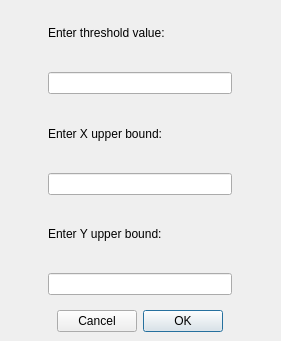
The window that settings.ui (WTFTrick/TestMutomo) describes before a commit, drawn with Qt 5.
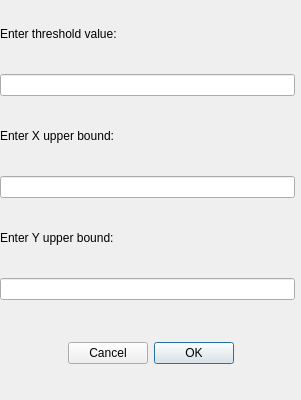
The same window after the commit.

```diff
--- a/settings.ui
+++ b/settings.ui
@@ -6,26 +6,26 @@
    <rect>
     <x>0</x>
     <y>0</y>
-    <width>281</width>
-    <height>341</height>
+    <width>301</width>
+    <height>400</height>
    </rect>
   </property>
   <property name="sizePolicy">
    <sizepolicy hsizetype="Fixed" vsizetype="Fixed">
-    <horstretch>0</horstretch>
+    <horstretch>34</horstretch>
     <verstretch>0</verstretch>
    </sizepolicy>
   </property>
   <property name="minimumSize">
    <size>
-    <width>261</width>
-    <height>220</height>
+    <width>301</width>
+    <height>400</height>
    </size>
   </property>
   <property name="maximumSize">
    <size>
-    <width>700</width>
-    <height>700</height>
+    <width>301</width>
+    <height>400</height>
    </size>
   </property>
   <property name="windowTitle">
@@ -36,19 +36,44 @@
     <rect>
      <x>0</x>
      <y>0</y>
-     <width>281</width>
-     <height>341</height>
+     <width>301</width>
+     <height>400</height>
     </rect>
    </property>
+   <property name="sizePolicy">
+    <sizepolicy hsizetype="Fixed" vsizetype="Fixed">
+     <horstretch>0</horstretch>
+     <verstretch>0</verstretch>
+    </sizepolicy>
+   </property>
    <property name="maximumSize">
     <size>
-     <width>700</width>
-     <height>700</height>
+     <width>400</width>
+     <height>400</height>
     </size>
    </property>
    <layout class="QGridLayout" name="gridLayout">
+    <item row="0" column="0" colspan="2">
+     <widget class="QLabel" name="label_threshold">
+      <property name="sizePolicy">
+       <sizepolicy hsizetype="Minimum" vsizetype="Fixed">
+        <horstretch>0</horstretch>
+        <verstretch>0</verstretch>
+       </sizepolicy>
+      </property>
+      <property name="text">
+       <string>Enter threshold value:</string>
+      </property>
+     </widget>
+    </item>
     <item row="4" column="0">
      <widget class="QLabel" name="label_yUpperBound">
+      <property name="sizePolicy">
+       <sizepolicy hsizetype="Preferred" vsizetype="Fixed">
+        <horstretch>0</horstretch>
+        <verstretch>0</verstretch>
+       </sizepolicy>
+      </property>
       <property name="text">
        <string>Enter Y upper bound:</string>
       </property>
@@ -57,7 +82,7 @@
     <item row="3" column="0">
      <widget class="QLineEdit" name="le_xUpperBound">
       <property name="sizePolicy">
-       <sizepolicy hsizetype="Minimum" vsizetype="Fixed">
+       <sizepolicy hsizetype="Expanding" vsizetype="Fixed">
         <horstretch>0</horstretch>
         <verstretch>0</verstretch>
        </sizepolicy>
@@ -66,6 +91,12 @@
     </item>
     <item row="2" column="0">
      <widget class="QLabel" name="label_xUpperBound">
+      <property name="sizePolicy">
+       <sizepolicy hsizetype="Preferred" vsizetype="Fixed">
+        <horstretch>0</horstretch>
+        <verstretch>0</verstretch>
+       </sizepolicy>
+      </property>
       <property name="text">
        <string>Enter X upper bound:</string>
       </property>
@@ -74,33 +105,20 @@
     <item row="1" column="0">
      <widget class="QLineEdit" name="le_thresholdValue">
       <property name="sizePolicy">
-       <sizepolicy hsizetype="Minimum" vsizetype="Fixed">
+       <sizepolicy hsizetype="Expanding" vsizetype="Fixed">
         <horstretch>0</horstretch>
         <verstretch>0</verstretch>
        </sizepolicy>
       </property>
      </widget>
     </item>
-    <item row="0" column="0">
-     <widget class="QLabel" name="label_threshold">
-      <property name="sizePolicy">
-       <sizepolicy hsizetype="Minimum" vsizetype="Minimum">
-        <horstretch>0</horstretch>
-        <verstretch>0</verstretch>
-       </sizepolicy>
-      </property>
-      <property name="text">
-       <string>Enter threshold value:</string>
-      </property>
-     </widget>
-    </item>
-    <item row="7" column="0">
+    <item row="8" column="0" colspan="2">
      <widget class="QWidget" name="widget" native="true">
       <property name="enabled">
        <bool>true</bool>
       </property>
       <property name="sizePolicy">
-       <sizepolicy hsizetype="Fixed" vsizetype="Fixed">
+       <sizepolicy hsizetype="Preferred" vsizetype="Fixed">
         <horstretch>0</horstretch>
         <verstretch>0</verstretch>
        </sizepolicy>
@@ -109,7 +127,7 @@
        <property name="verticalSpacing">
         <number>6</number>
        </property>
-       <item row="0" column="1">
+       <item row="0" column="2">
         <widget class="QPushButton" name="pb_OK">
          <property name="sizePolicy">
           <sizepolicy hsizetype="Fixed" vsizetype="Fixed">
@@ -123,6 +141,19 @@
         </widget>
        </item>
        <item row="0" column="0">
+        <spacer name="horizontalSpacer">
+         <property name="orientation">
+          <enum>Qt::Horizontal</enum>
+         </property>
+         <property name="sizeHint" stdset="0">
+          <size>
+           <width>40</width>
+           <height>20</height>
+          </size>
+         </property>
+        </spacer>
+       </item>
+       <item row="0" column="1">
         <widget class="QPushButton" name="pb_cancel">
          <property name="sizePolicy">
           <sizepolicy hsizetype="Fixed" vsizetype="Fixed">
@@ -135,6 +166,19 @@
          </property>
         </widget>
        </item>
+       <item row="0" column="3">
+        <spacer name="horizontalSpacer_2">
+         <property name="orientation">
+          <enum>Qt::Horizontal</enum>
+         </property>
+         <property name="sizeHint" stdset="0">
+          <size>
+           <width>40</width>
+           <height>20</height>
+          </size>
+         </property>
+        </spacer>
+       </item>
       </layout>
      </widget>
     </item>
```
Left out of the diff: 8 changed lines with no effect on the pictures.
